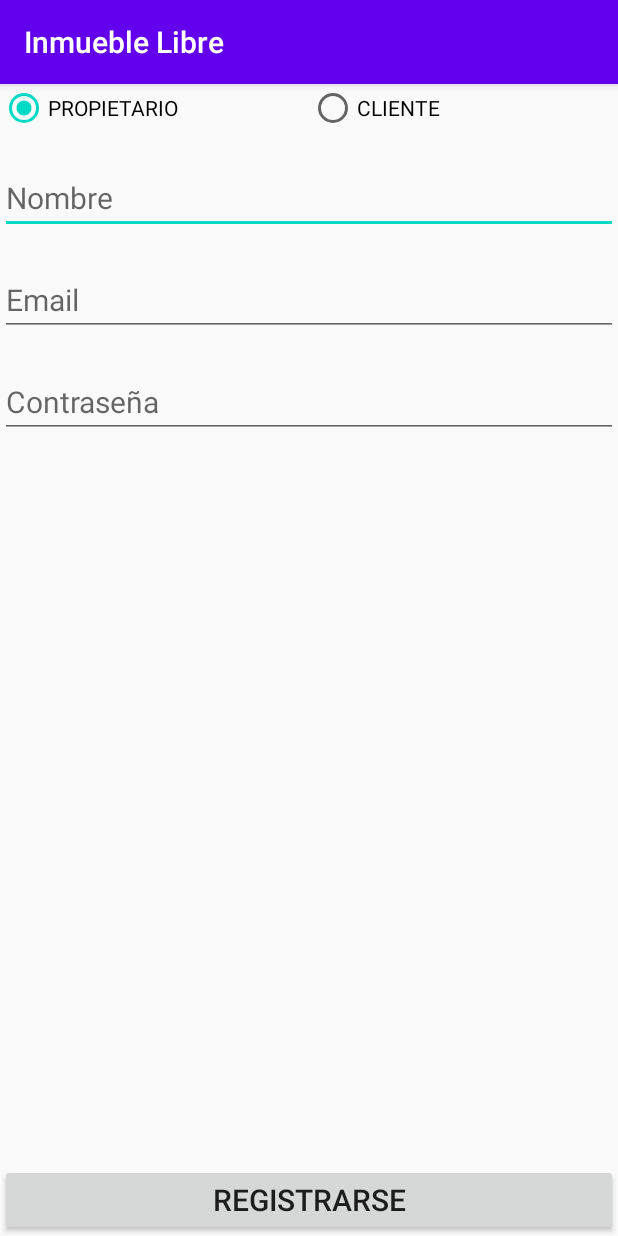
After one commit to WilliHominal/InmuebleLibre, an Android app: the RegistrarActivity screen opened directly, with no data from a screen before it, on a phone screen of 412 x 824 dp. The commit adds this screen. Run offline under Robolectric (Android 15) with nearby library versions, the phone set to English and light mode, and no system bars; our stand-ins replace Firebase (no records; nobody signed in at launch, a user with empty details on screens opened directly).

Commit message:
Firebase DataBase + Authentication + pantalla Registrarse

```diff
--- a/app/src/main/AndroidManifest.xml
+++ b/app/src/main/AndroidManifest.xml
@@ -14,6 +14,9 @@
         android:roundIcon="@mipmap/ic_launcher_round"
         android:supportsRtl="true"
         android:theme="@style/Theme.InmuebleLibre">
+        <activity
+            android:name=".RegistrarActivity"
+            android:exported="true" />
         <activity
             android:name=".AgregarInmuebleActivity"
             android:exported="true" />
--- /dev/null
+++ b/app/src/main/java/com/mmw/inmueblelibre/RegistrarActivity.java
@@ -0,0 +1,99 @@
+package com.mmw.inmueblelibre;
+
+import androidx.appcompat.app.AppCompatActivity;
+
+import android.content.Intent;
+import android.os.Bundle;
+import android.view.View;
+import android.widget.Button;
+import android.widget.EditText;
+import android.widget.RadioGroup;
+import android.widget.Toast;
+
+import com.google.firebase.auth.FirebaseAuth;
+import com.google.firebase.database.DatabaseReference;
+import com.google.firebase.database.FirebaseDatabase;
+
+import java.util.HashMap;
+import java.util.Map;
+
+public class RegistrarActivity extends AppCompatActivity implements View.OnClickListener {
+
+    private EditText nombreET;
+    private EditText emailET;
+    private EditText contrasenaET;
+    private Button registrarseBTN;
+    private RadioGroup tipoUsuarioRG;
+
+    private String nombre;
+    private String email;
+    private String contrasena;
+    private String tipo;
+
+    FirebaseAuth firebaseAuth;
+    DatabaseReference databaseReference;
+
+    @Override
+    protected void onCreate(Bundle savedInstanceState) {
+        super.onCreate(savedInstanceState);
+        setContentView(R.layout.activity_registrar);
+
+        nombreET = (EditText) findViewById(R.id.REGISTRAR_nombre_ET);
+        emailET = (EditText) findViewById(R.id.REGISTRAR_email_ET);
+        contrasenaET = (EditText) findViewById(R.id.REGISTRAR_contrasena_ET);
+        registrarseBTN = (Button) findViewById(R.id.REGISTRAR_registrarse_BTN);
+        tipoUsuarioRG = (RadioGroup) findViewById(R.id.REGISTRAR_tipo_usuario_RG);
+
+        registrarseBTN.setOnClickListener(this);
+
+        firebaseAuth = FirebaseAuth.getInstance();
+        databaseReference = FirebaseDatabase.getInstance().getReference();
+    }
+
+    @Override
+    public void onClick(View view) {
+        switch (view.getId()){
+            case R.id.REGISTRAR_registrarse_BTN:
+                nombre = nombreET.getText().toString();
+                email = emailET.getText().toString();
+                contrasena = contrasenaET.getText().toString();
+                tipo = tipoUsuarioRG.getCheckedRadioButtonId() == R.id.REGISTRAR_propietario_RB ? "PROPIETARIO" : "CLIENTE";
+
+                if (nombre.isEmpty() || email.isEmpty() || contrasena.isEmpty()){
+                    Toast.makeText(RegistrarActivity.this, "Debe completar los campos", Toast.LENGTH_SHORT).show();
+                } else {
+                    if (contrasena.length() < 6){
+                        Toast.makeText(RegistrarActivity.this, "La contraseña debe tener 6 caracteres", Toast.LENGTH_SHORT).show();
+                    }
+                    registrarUsuario();
+                }
+                break;
+        }
+    }
+
+    private void registrarUsuario(){
+        firebaseAuth.createUserWithEmailAndPassword(email, contrasena).addOnCompleteListener(task -> {
+           if (task.isSuccessful()){
+               Map<String, Object> mapaValores = new HashMap<>();
+               mapaValores.put("nombre", nombre);
+               mapaValores.put("email", email);
+               mapaValores.put("contrasena", contrasena);
+               mapaValores.put("tipo", tipo);
+
+               String id = firebaseAuth.getCurrentUser().getUid();
+
+               databaseReference.child("Usuarios").child(id).setValue(mapaValores).addOnCompleteListener(taskDB -> {
+                   if (taskDB.isSuccessful()){
+                       startActivity(new Intent(RegistrarActivity.this, MainActivity.class));
+                       finish();
+                   } else {
+                       Toast.makeText(getApplicationContext(), "No se pudieron crear los datos correctamente", Toast.LENGTH_SHORT).show();
+                   }
+               });
+
+           } else {
+               Toast.makeText(getApplicationContext(), "No se pudo registrar el usuario", Toast.LENGTH_SHORT).show();
+           }
+        });
+    }
+}
--- /dev/null
+++ b/app/src/main/res/layout/activity_registrar.xml
@@ -0,0 +1,75 @@
+<?xml version="1.0" encoding="utf-8"?>
+<androidx.constraintlayout.widget.ConstraintLayout xmlns:android="http://schemas.android.com/apk/res/android"
+    xmlns:app="http://schemas.android.com/apk/res-auto"
+    xmlns:tools="http://schemas.android.com/tools"
+    android:layout_width="match_parent"
+    android:layout_height="match_parent"
+    android:orientation="vertical"
+    tools:context=".RegistrarActivity">
+
+    <RadioGroup
+        android:id="@+id/REGISTRAR_tipo_usuario_RG"
+        android:layout_width="match_parent"
+        android:layout_height="wrap_content"
+        app:layout_constraintVertical_chainStyle="packed"
+        app:layout_constraintTop_toTopOf="parent"
+        app:layout_constraintBottom_toTopOf="@id/REGISTRAR_nombre_ET"
+        android:orientation="horizontal"
+        android:checkedButton="@id/REGISTRAR_propietario_RB">
+
+        <RadioButton
+            android:id="@+id/REGISTRAR_propietario_RB"
+            android:layout_width="match_parent"
+            android:layout_height="wrap_content"
+            android:layout_weight="1"
+            android:text="PROPIETARIO" />
+
+        <RadioButton
+            android:id="@+id/REGISTRAR_cliente_RB"
+            android:layout_width="match_parent"
+            android:layout_height="wrap_content"
+            android:layout_weight="1"
+            android:text="CLIENTE"/>
+
+    </RadioGroup>
+
+    <EditText
+        android:id="@+id/REGISTRAR_nombre_ET"
+        android:layout_width="match_parent"
+        android:layout_height="wrap_content"
+        android:hint="Nombre"
+        android:textSize="20sp"
+        android:layout_marginTop="20dp"
+        app:layout_constraintTop_toBottomOf="@id/REGISTRAR_tipo_usuario_RG"
+        app:layout_constraintBottom_toTopOf="@id/REGISTRAR_email_ET"/>
+
+    <EditText
+        android:id="@+id/REGISTRAR_email_ET"
+        android:layout_width="match_parent"
+        android:layout_height="wrap_content"
+        android:layout_marginTop="20dp"
+        android:hint="Email"
+        android:textSize="20sp"
+        app:layout_constraintTop_toBottomOf="@id/REGISTRAR_nombre_ET"
+        app:layout_constraintBottom_toTopOf="@id/REGISTRAR_contrasena_ET"/>
+
+    <EditText
+        android:id="@+id/REGISTRAR_contrasena_ET"
+        android:layout_width="match_parent"
+        android:layout_height="wrap_content"
+        android:layout_marginTop="20dp"
+        android:hint="Contraseña"
+        android:textSize="20sp"
+        android:inputType="textPassword"
+        app:layout_constraintTop_toBottomOf="@id/REGISTRAR_email_ET"/>
+
+    <Button
+        android:id="@+id/REGISTRAR_registrarse_BTN"
+        android:layout_width="match_parent"
+        android:layout_height="wrap_content"
+        android:textSize="20sp"
+        android:layout_marginTop="30dp"
+        android:text="REGISTRARSE"
+        app:layout_constraintBottom_toBottomOf="parent" />
+
+</androidx.constraintlayout.widget.ConstraintLayout>
--- a/build.gradle
+++ b/build.gradle
@@ -7,6 +7,7 @@ buildscript {
     dependencies {
         classpath "com.android.tools.build:gradle:7.0.1"
         classpath 'com.google.android.libraries.mapsplatform.secrets-gradle-plugin:secrets-gradle-plugin:2.0.0'
+        classpath 'com.google.gms:google-services:4.3.10'
         // NOTE: Do not place your application dependencies here; they belong
         // in the individual module build.gradle files
     }
```
Also changed, not shown: app/build.gradle (+10 -1 lines), app/src/main/java/com/mmw/inmueblelibre/MainActivity.java (+7 -2 lines), app/src/main/res/layout/activity_main.xml (+14 -2 lines), 1 other file.
